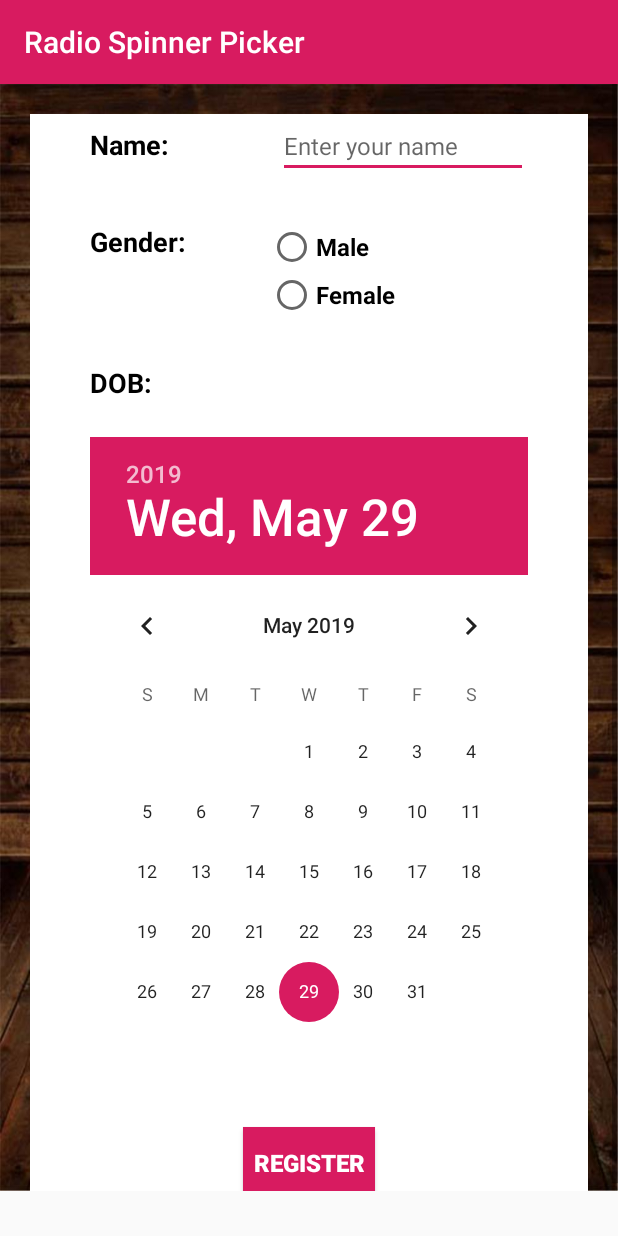
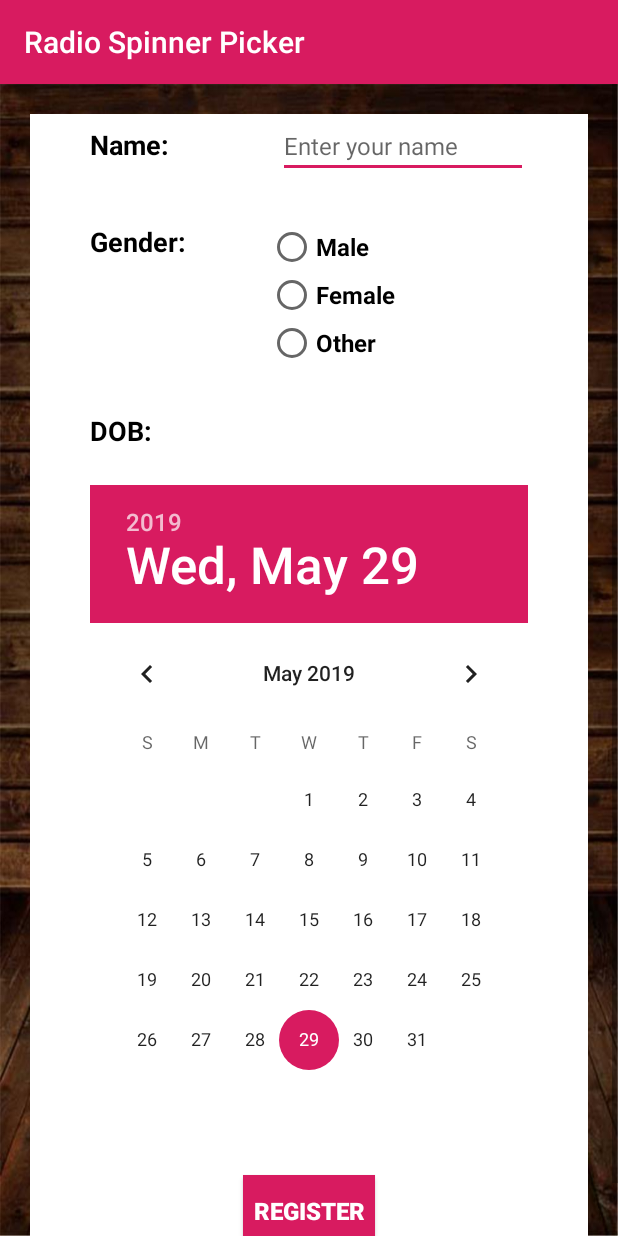
Before and after one commit to reachbharathan/Espresso-demo, an Android app: the EspressoRadioSpinnerActivity screen opened directly, with no data from a screen before it, on a phone screen of 412 x 824 dp. Run offline under Robolectric (Android 15) with nearby library versions, the phone set to English and light mode, and no system bars.

Commit message:
Implemented radio picker View

```diff
--- a/app/src/main/java/com/example/kanthivelg/espresso/Adapter.kt
+++ b/app/src/main/java/com/example/kanthivelg/espresso/Adapter.kt
@@ -24,7 +24,7 @@ class Adapter(private val data: ArrayList<Event>): RecyclerView.Adapter<Adapter.
 
         fun bind(event: Event) {
             view.title.text = event.title
-            view.count.text = event.songsCount.toString()
+            view.count.text = "Count: ${event.songsCount}"
         }
 
     }
--- a/app/src/main/res/layout/activity_main.xml
+++ b/app/src/main/res/layout/activity_main.xml
@@ -3,7 +3,7 @@
     xmlns:tools="http://schemas.android.com/tools"
     android:layout_width="match_parent"
     android:layout_height="match_parent"
-    android:background="@color/cardview_dark_background"
+    android:background="@drawable/radio_back"
     tools:context=".EspressoRecyclerViewActivity">
 
     <android.support.v7.widget.RecyclerView
--- a/app/src/main/res/layout/radio_spinner_activity.xml
+++ b/app/src/main/res/layout/radio_spinner_activity.xml
@@ -3,8 +3,7 @@
 <ScrollView xmlns:android="http://schemas.android.com/apk/res/android"
     android:layout_width="match_parent"
     android:layout_height="match_parent"
-    android:background="@drawable/radio_back"
-    android:layout_marginBottom="30dp">
+    android:background="@drawable/radio_back">
 
     <LinearLayout
         android:layout_width="match_parent"
@@ -24,6 +23,7 @@
             android:paddingEnd="40dp">
 
             <TextView
+                android:id="@+id/nameLabel"
                 android:layout_width="wrap_content"
                 android:layout_height="wrap_content"
                 android:layout_marginEnd="30dp"
@@ -34,6 +34,7 @@
                 android:textStyle="bold" />
 
             <EditText
+                android:id="@+id/nameEditText"
                 android:layout_width="wrap_content"
                 android:layout_height="wrap_content"
                 android:layout_weight="1"
@@ -54,6 +55,7 @@
             android:paddingEnd="40dp">
 
             <TextView
+                android:id="@+id/genderLabel"
                 android:layout_width="0dp"
                 android:layout_height="wrap_content"
                 android:layout_marginEnd="30dp"
@@ -64,6 +66,7 @@
                 android:textStyle="bold" />
 
             <RadioGroup
+                android:id="@+id/radioGroup"
                 android:layout_width="wrap_content"
                 android:layout_height="wrap_content"
                 android:layout_weight="1">
@@ -79,6 +82,13 @@
                     android:layout_width="wrap_content"
                     android:layout_height="wrap_content"
                     android:text="@string/female"
+                    android:textSize="16sp"
+                    android:textStyle="bold" />
+
+                <RadioButton
+                    android:layout_width="wrap_content"
+                    android:layout_height="wrap_content"
+                    android:text="@string/other"
                     android:textSize="16sp"
                     android:textStyle="bold" />
 
@@ -122,6 +132,7 @@
             android:paddingEnd="40dp">
 
             <TextView
+                android:id="@+id/dobLabel"
                 android:layout_width="wrap_content"
                 android:layout_height="wrap_content"
                 android:layout_marginEnd="30dp"
@@ -132,12 +143,14 @@
                 android:textStyle="bold" />
 
             <DatePicker
+                android:id="@+id/dobDatePicker"
                 android:layout_width="wrap_content"
                 android:layout_height="wrap_content" />
 
         </LinearLayout>
 
         <Button
+            android:id="@+id/registerButton"
             android:layout_width="wrap_content"
             android:layout_height="wrap_content"
             android:layout_gravity="center_horizontal"
@@ -145,7 +158,8 @@
             android:text="@string/register"
             android:textColor="@color/white"
             android:textSize="16sp"
-            android:textStyle="bold" />
+            android:textStyle="bold"
+            android:layout_marginBottom="30dp"/>
 
     </LinearLayout>
 
--- a/app/src/main/res/values/dimens.xml
+++ b/app/src/main/res/values/dimens.xml
@@ -12,9 +12,9 @@
         <dimen name="card_album_radius">0dp</dimen>
         <dimen name="album_cover_height">160dp</dimen>
         <dimen name="album_title_padding">10dp</dimen>
-        <dimen name="album_title">14sp</dimen>
+        <dimen name="album_title">20sp</dimen>
         <dimen name="songs_count_padding_bottom">5dp</dimen>
-        <dimen name="songs_count">12sp</dimen>
+        <dimen name="songs_count">20sp</dimen>
         <dimen name="ic_album_overflow_width">20dp</dimen>
         <dimen name="ic_album_overflow_height">30dp</dimen>
         <dimen name="ic_album_overflow_margin_top">10dp</dimen>
--- a/app/src/main/res/values/strings.xml
+++ b/app/src/main/res/values/strings.xml
@@ -12,6 +12,7 @@
     <string name="state">State:</string>
     <string name="dob">DOB:</string>
     <string name="register">Register</string>
+    <string name="other">Other</string>
     <string-array name="states_array">
         <item>Chennai</item>
         <item>Delhi</item>
```
Also changed, not shown: app/src/main/java/com/example/kanthivelg/espresso/EspressoRadioSpinnerActivity.kt (+15 -0 lines).
